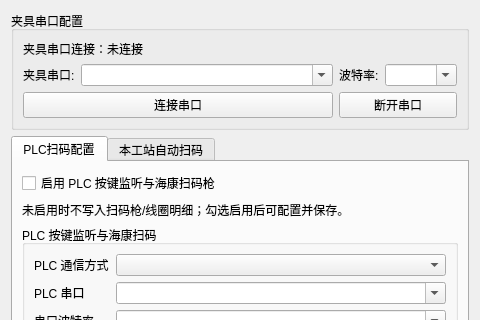
First picture: the form in platform/settings/widgets/fixture_uart.ui, repository yuhuang163/test, before the edit; both pictures show x 0 to 480 and y 0 to 320 of the 480 by 520 pixel window.
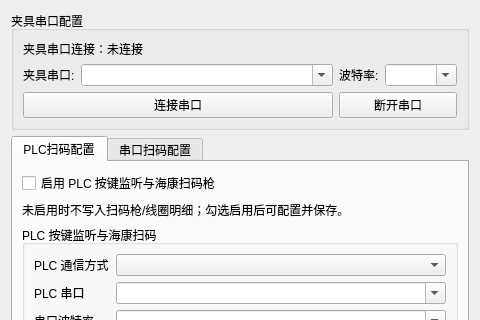
Second picture: the form after the edit.

What changed in the file:
```diff
--- a/platform/settings/widgets/fixture_uart.ui
+++ b/platform/settings/widgets/fixture_uart.ui
@@ -242,7 +242,7 @@
        </widget>
        <widget class="QWidget" name="xwdScanTab">
         <attribute name="title">
-         <string>本工站自动扫码</string>
+         <string>串口扫码配置</string>
         </attribute>
         <layout class="QVBoxLayout" name="xwdScanTabLayout">
          <item>
```
